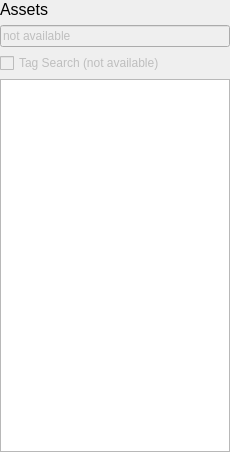
Qt form MainApplication/Common/AssetListView/assetList_GUI.ui (tkideneb1999/GameAssetPipelineProgram) before a commit.
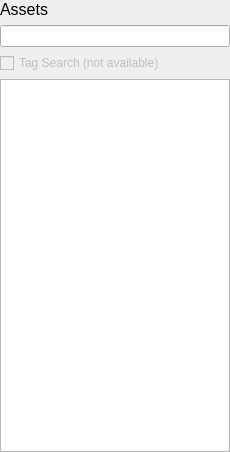
The same form after that commit. Custom widgets are drawn as their Qt base class.

Commit message: Added & implemented central Asset Database; implemented search by Tags in Main Application & Add-Ons

```diff
--- a/MainApplication/Common/AssetListView/assetList_GUI.ui
+++ b/MainApplication/Common/AssetListView/assetList_GUI.ui
@@ -57,14 +57,7 @@
     </widget>
    </item>
    <item>
-    <widget class="QLineEdit" name="search_bar">
-     <property name="enabled">
-      <bool>false</bool>
-     </property>
-     <property name="text">
-      <string>not available</string>
-     </property>
-    </widget>
+    <widget class="TagSearchbarView" name="tag_searchbar"/>
    </item>
    <item>
     <layout class="QHBoxLayout" name="horizontalLayout">
@@ -121,6 +114,13 @@
    </item>
   </layout>
  </widget>
+ <customwidgets>
+  <customwidget>
+   <class>TagSearchbarView</class>
+   <extends>QLineEdit</extends>
+   <header>..TagSearchbar.tagSearchbarView</header>
+  </customwidget>
+ </customwidgets>
  <resources/>
  <connections/>
 </ui>
```
The commit also changes 14 other files.
